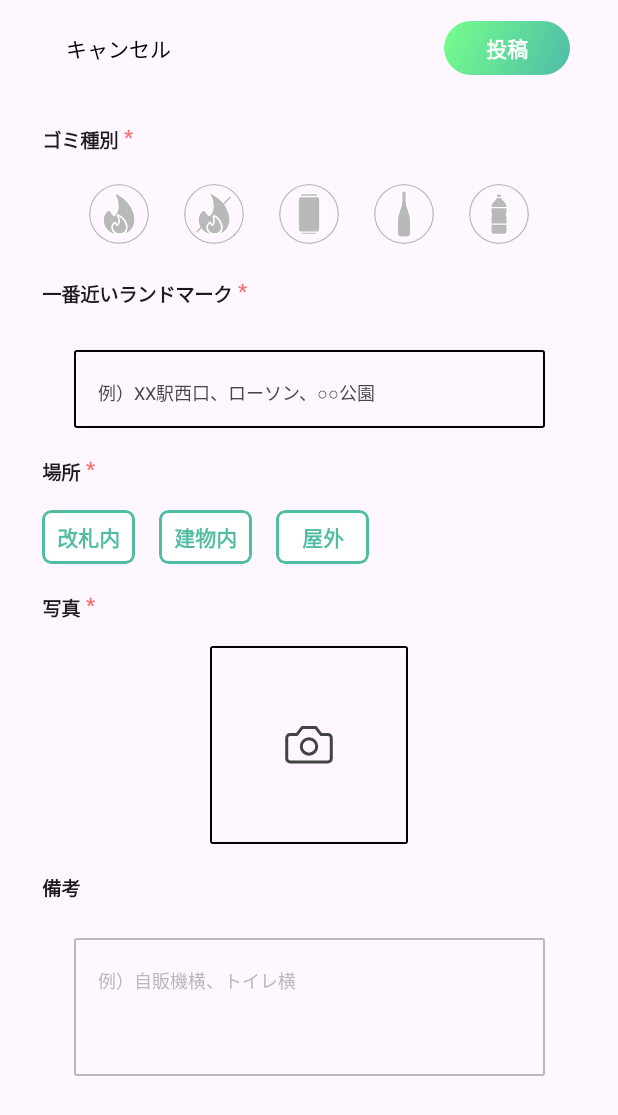
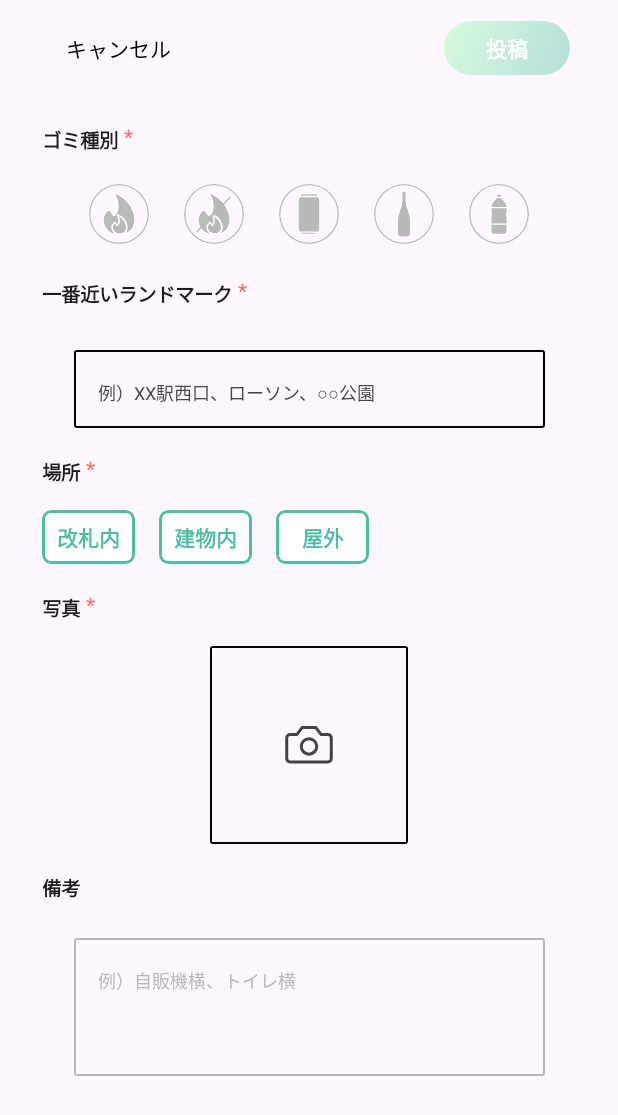
Before and after one commit to tanochan-sakonyan/Mr.TrashCan_frontend, an Android app built with Jetpack Compose: the register screen opened through its navigation route, on a phone screen of 412 x 824 dp. Shown: the top 1115 px of the screen. Run offline under Robolectric (Android 15) with nearby library versions, the phone set to English and light mode, and no system bars; our stand-ins replace Dagger/Hilt's generated code; libraries missing offline, so code that uses them is left out: androidx.camera.core; pictures from the network do not load.

Commit message:
投稿できる状態になったら投稿ボタンの色が濃くなるように実装

```diff
--- a/app/src/main/java/com/github/tanochan/mrtrashcan_frontend/feature/register/RegisterScreen.kt
+++ b/app/src/main/java/com/github/tanochan/mrtrashcan_frontend/feature/register/RegisterScreen.kt
@@ -82,6 +82,12 @@ fun RegisterScreen(
 
     var note by remember { mutableStateOf("") }
 
+    val isPostable = (isBurningSelected || isUnBurningSelected || isCanSelected ||
+            isBottleSelected || isPetBottleSelected) &&
+            landmark.isNotEmpty() &&
+            selectedButton.isNotEmpty() &&
+            photoUri != null
+
     Scaffold(
         topBar = {
             TopAppBar(
@@ -111,13 +117,19 @@ fun RegisterScreen(
                             .clip(shape = RoundedCornerShape(35.dp))
                             .background(
                                 brush = Brush.linearGradient(
-                                    colors = listOf(
-                                        Color(0xFF75FF8C),
-                                        Color(0xFF4FBBA9)
+                                    colors = if(isPostable) {
+                                        listOf(
+                                            Color(0xFF50BCA3),
+                                            Color(0xFF4FBBA9)
+                                        )
+                                    } else
+                                    listOf(
+                                        Color(0xFF75FF8C).copy(alpha = 0.3f),
+                                        Color(0xFF4FBBA9).copy(alpha = 0.4f)
                                     )
                                 )
                             )
-                            .clickable {
+                            .clickable (enabled = isPostable) {
                                 // TODO ゴミ箱登録処理
                                 onBack()
                             },
```
